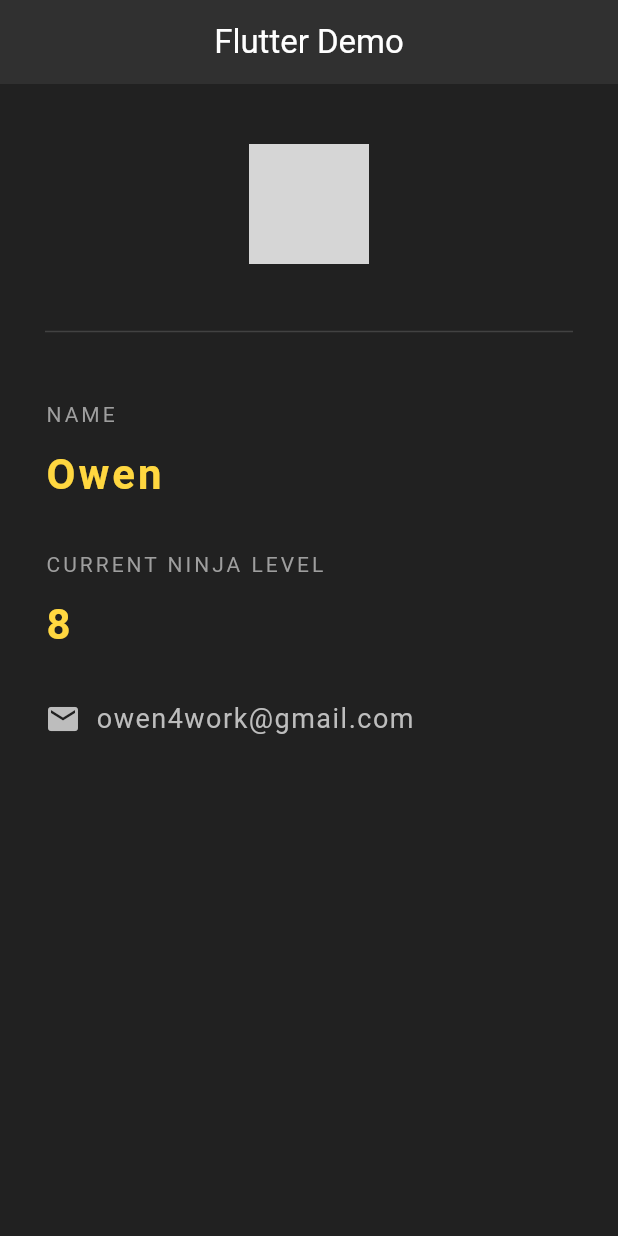
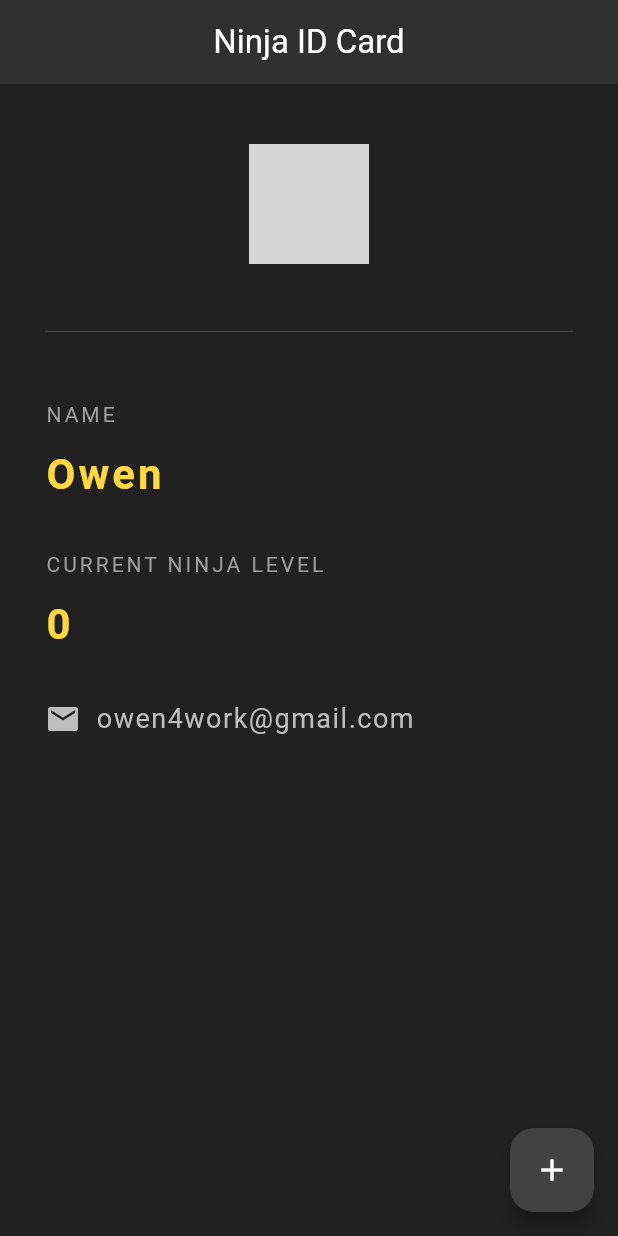
Before and after one commit to OwenLin-lwc/first_flutter_app, a Flutter app: the screen it shows after launch, on a phone screen of 412 x 824 dp. Run offline on Flutter 3.47's test engine with Material 3 defaults, Android fonts, the phone set to English and light mode, and no system bars; grey boxes are pictures that could not be loaded.

```diff
--- a/lib/main.dart
+++ b/lib/main.dart
@@ -9,10 +9,26 @@ class MyApp extends StatelessWidget {
 
   @override
   Widget build(BuildContext context) {
+    return NinjaCard();
+  }
+}
+
+class NinjaCard extends StatefulWidget {
+  const NinjaCard({super.key});
+
+  @override
+  State<NinjaCard> createState() => _NinjaCardState();
+}
+
+class _NinjaCardState extends State<NinjaCard> {
+  int ninjaLevel = 0;
+
+  @override
+  Widget build(BuildContext context) {
     return Scaffold(
       backgroundColor: Colors.grey[900],
       appBar: AppBar(
-        title: Text('Flutter Demo', style: TextStyle(color: Colors.white)),
+        title: Text('Ninja ID Card', style: TextStyle(color: Colors.white)),
         centerTitle: true,
         backgroundColor: Colors.grey[850],
         elevation: 0,
@@ -50,7 +66,7 @@ class MyApp extends StatelessWidget {
             ),
             SizedBox(height: 10),
             Text(
-              '8',
+              '$ninjaLevel',
               style: TextStyle(
                 color: Colors.amberAccent[200],
                 letterSpacing: 2,
@@ -76,6 +92,15 @@ class MyApp extends StatelessWidget {
           ],
         ),
       ),
+      floatingActionButton: FloatingActionButton(
+        onPressed: () {
+          setState(() {
+            ninjaLevel += 1;
+          });
+        },
+        backgroundColor: Colors.grey[800],
+        child: Icon(Icons.add, color: Colors.white),
+      ),
     );
   }
 }
```
